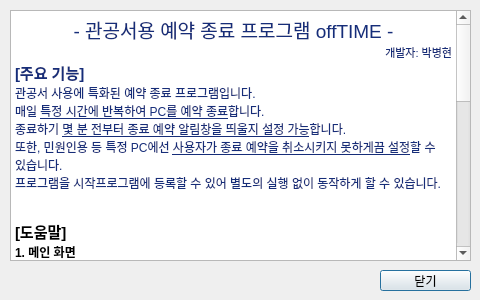
Before: the Qt Designer form offTIME/ui/help.ui in paulp-o/offTIME, drawn with Qt 5.
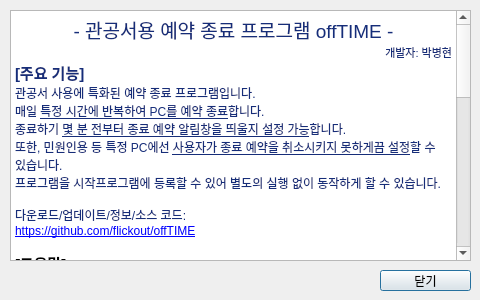
After: the same form once the commit is applied. Icons and pictures are not drawn.

Patch:
```diff
--- a/offTIME/ui/help.ui
+++ b/offTIME/ui/help.ui
@@ -98,6 +98,8 @@
 &lt;p style=&quot; margin-top:0px; margin-bottom:0px; margin-left:0px; margin-right:0px; -qt-block-indent:0; text-indent:0px;&quot;&gt;&lt;span style=&quot; color:#162d79;&quot;&gt;또한, 민원인용 등 특정 PC에선 &lt;/span&gt;&lt;span style=&quot; text-decoration: underline; color:#162d79;&quot;&gt;사용자가 종료 예약을 취소시키지 못하게끔 설정&lt;/span&gt;&lt;span style=&quot; color:#162d79;&quot;&gt;할 수 있습니다.&lt;/span&gt;&lt;/p&gt;
 &lt;p style=&quot; margin-top:0px; margin-bottom:0px; margin-left:0px; margin-right:0px; -qt-block-indent:0; text-indent:0px;&quot;&gt;&lt;span style=&quot; color:#162d79;&quot;&gt;프로그램을 시작프로그램에 등록할 수 있어 별도의 실행 없이 동작하게 할 수 있습니다.&lt;/span&gt;&lt;/p&gt;
 &lt;p style=&quot;-qt-paragraph-type:empty; margin-top:0px; margin-bottom:0px; margin-left:0px; margin-right:0px; -qt-block-indent:0; text-indent:0px; color:#162d79;&quot;&gt;&lt;br /&gt;&lt;/p&gt;
+&lt;p style=&quot; margin-top:0px; margin-bottom:0px; margin-left:0px; margin-right:0px; -qt-block-indent:0; text-indent:0px;&quot;&gt;&lt;span style=&quot; color:#162d79;&quot;&gt;다운로드/업데이트/정보/소스 코드:&lt;/span&gt;&lt;/p&gt;
+&lt;p style=&quot; margin-top:0px; margin-bottom:0px; margin-left:0px; margin-right:0px; -qt-block-indent:0; text-indent:0px;&quot;&gt;&lt;a href=&quot;https://github.com/flickout/offTIME&quot;&gt;&lt;span style=&quot; text-decoration: underline; color:#0000ff;&quot;&gt;https://github.com/flickout/offTIME&lt;/span&gt;&lt;/a&gt;&lt;/p&gt;
 &lt;p style=&quot;-qt-paragraph-type:empty; margin-top:0px; margin-bottom:0px; margin-left:0px; margin-right:0px; -qt-block-indent:0; text-indent:0px;&quot;&gt;&lt;br /&gt;&lt;/p&gt;
 &lt;p style=&quot; margin-top:0px; margin-bottom:0px; margin-left:0px; margin-right:0px; -qt-block-indent:0; text-indent:0px;&quot;&gt;&lt;span style=&quot; font-size:11pt; font-weight:600;&quot;&gt;[도움말]&lt;/span&gt;&lt;/p&gt;
 &lt;p style=&quot; margin-top:0px; margin-bottom:0px; margin-left:0px; margin-right:0px; -qt-block-indent:0; text-indent:0px;&quot;&gt;&lt;span style=&quot; font-weight:600;&quot;&gt;1. 메인 화면&lt;/span&gt;&lt;/p&gt;
```
Left out of the diff: 2 changed lines with no effect on the pictures.
